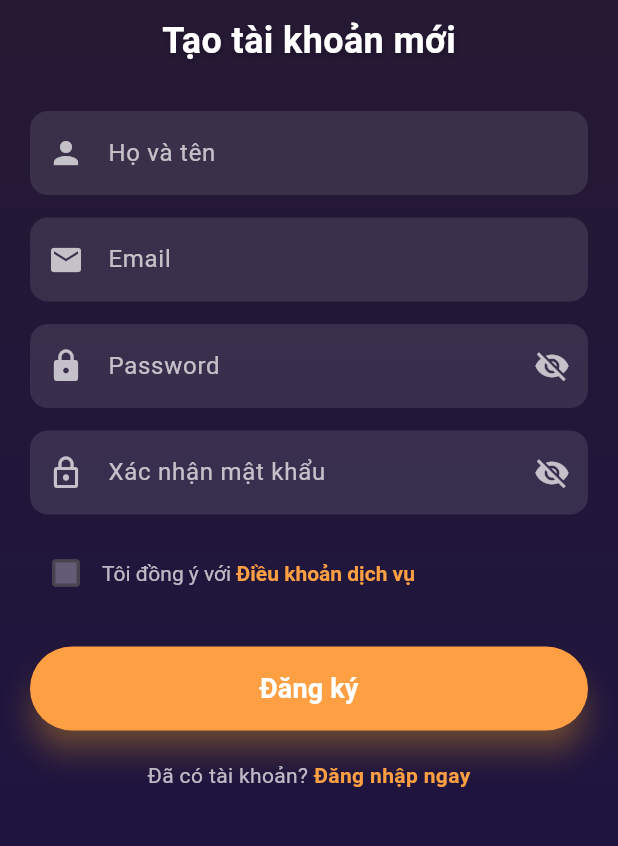
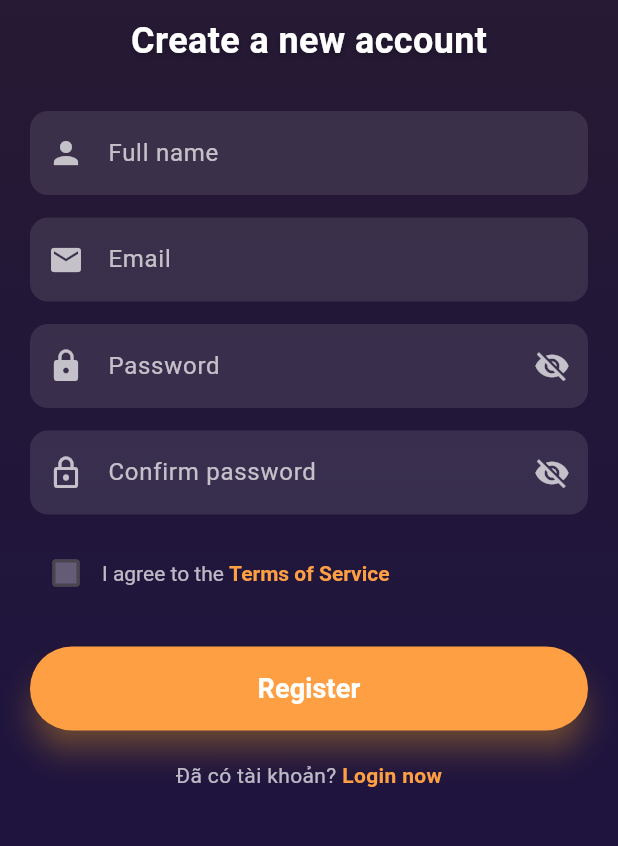
Before and after one commit to DangHuy04/fitleveling-mobile, a Flutter app: the SignupScreen screen opened directly, on a phone screen of 412 x 824 dp, the part 264-1110 px from its top. Run offline on Flutter 3.47's test engine with Material 3 defaults, Android fonts, the phone set to English and light mode, and no system bars.

Commit message:
fix : Sua lai file ngon ngu

```diff
--- a/fitleveling/lib/l10n/app_localizations.dart
+++ b/fitleveling/lib/l10n/app_localizations.dart
@@ -32,7 +32,7 @@ class AppLocalizations {
   String get email => _localizedStrings['email'] ?? 'Email';
   String get password => _localizedStrings['password'] ?? 'Password';
   String get dontHaveAccount =>
-      _localizedStrings['dontHaveAccount'] ?? "Don't have an account? Sign up";
+      _localizedStrings['dontHaveAccount'] ?? "Don't have an account? ";
 
   // Thêm các thông báo lỗi
   String get emptyFields => _localizedStrings['emptyFields'] ?? 'Fields cannot be empty';
@@ -66,6 +66,7 @@ class AppLocalizations {
   String get alreadyHaveAccount =>
       _localizedStrings['alreadyHaveAccount'] ?? 'Already have an account? ';
   String get loginNow => _localizedStrings['loginNow'] ?? 'Login now';
+  String get error => _localizedStrings['error'] ?? 'Error !';
 }
 
 class _AppLocalizationsDelegate extends LocalizationsDelegate<AppLocalizations> {
--- a/fitleveling/lib/l10n/app_localizations_vi.arb
+++ /dev/null
@@ -1,26 +0,0 @@
-{
-  "email": "Email",
-  "password": "Mật khẩu",
-  "login": "Đăng nhập",
-  "emptyFields": "Email và mật khẩu không được để trống",
-  "invalidEmail": "Vui lòng nhập email hợp lệ",
-  "shortPassword": "Mật khẩu phải có ít nhất 8 ký tự",
-
-  // Chuỗi mới cho đăng ký
-  "fullName": "Họ và tên",
-  "confirmPassword": "Xác nhận mật khẩu",
-  "passwordMismatch": "Mật khẩu xác nhận không khớp",
-  "termsAgree": "Tôi đồng ý với ",
-  "termsOfService": "Điều khoản dịch vụ",
-  "register": "Đăng ký",
-  "alreadyHaveAccount": "Đã có tài khoản? ",
-  "loginNow": "Đăng nhập ngay",
-  "createNewAccount": "Tạo tài khoản mới",
-  "dontHaveAccount": "Chưa có tài khoản? ",
-  "signUpNow": "Đăng ký ngay",
-  "forgotPassword": "Quên mật khẩu?",
-  "orLoginWith": "Hoặc đăng nhập với",
-  "termsRequired": "Vui lòng đồng ý với điều khoản dịch vụ"
-  "registerSuccess": "Đăng ký thành công! Vui lòng đăng nhập.",
-  "registerFailed": "Đăng ký thất bại"
-}
--- a/fitleveling/lib/l10n/app_localizations_vi.dart
+++ b/fitleveling/lib/l10n/app_localizations_vi.dart
@@ -3,8 +3,24 @@ const Map<String, String> appLocalizationsVi = {
   'signUp': 'Đăng ký',
   "email": "Email",
   "password": "Mật khẩu",
-  "dontHaveAccount": "Bạn chưa có tài khoản? Đăng ký ngay",
+  "dontHaveAccount": "Bạn chưa có tài khoản? ",
   'emptyFields': 'Không được để trống các trường',
   'invalidEmail': 'Định dạng email không hợp lệ',
   'shortPassword': 'Mật khẩu phải có ít nhất 8 ký tự',
+  "fullName": "Họ và tên",
+  "confirmPassword": "Xác nhận mật khẩu",
+  "passwordMismatch": "Mật khẩu xác nhận không khớp",
+  "termsAgree": "Tôi đồng ý với ",
+  "termsOfService": "Điều khoản dịch vụ",
+  "register": "Đăng ký",
+  "alreadyHaveAccount": "Đã có tài khoản? ",
+  "loginNow": "Đăng nhập ngay",
+  "createNewAccount": "Tạo tài khoản mới",
+  "signUpNow": "Đăng ký ngay",
+  "forgotPassword": "Quên mật khẩu?",
+  "orLoginWith": "Hoặc đăng nhập với",
+  "termsRequired": "Vui lòng đồng ý với điều khoản dịch vụ",
+  "registerSuccess": "Đăng ký thành công! Vui lòng đăng nhập.",
+  "registerFailed": "Đăng ký thất bại",
+  "error": "Lỗi !"
 };
--- a/fitleveling/lib/screens/signup_screen.dart
+++ b/fitleveling/lib/screens/signup_screen.dart
@@ -1,7 +1,6 @@
 import 'package:flutter/material.dart';
 import '../main.dart';
 import 'package:fitleveling/l10n/app_localizations.dart';
-import 'login_screen.dart';
 
 class SignupScreen extends StatefulWidget {
   const SignupScreen({super.key});
@@ -66,13 +65,13 @@ class SignupScreenState extends State<SignupScreen> {
 
     // Kiểm tra mật khẩu khớp nhau
     if (password != confirmPassword) {
-      showErrorDialog("Mật khẩu xác nhận không khớp"); // Thay t.passwordMismatch
+      showErrorDialog(t.passwordMismatch);
       return;
     }
 
     // Kiểm tra đã đồng ý điều khoản
     if (!_acceptTerms) {
-      showErrorDialog("Vui lòng đồng ý với điều khoản dịch vụ"); // Thay t.termsRequired
+      showErrorDialog(t.termsRequired);
       return;
     }
 
@@ -82,15 +81,14 @@ class SignupScreenState extends State<SignupScreen> {
     });
 
     try {
-      // TODO: Thực hiện gọi API đăng ký tài khoản
       await Future.delayed(const Duration(seconds: 2)); // Giả lập thời gian gọi API
 
       // Nếu thành công, chuyển về màn hình đăng nhập hoặc vào app luôn
       if (mounted) {
         // Hiển thị thông báo thành công
         ScaffoldMessenger.of(context).showSnackBar(
-          const SnackBar(
-            content: Text("Đăng ký thành công! Vui lòng đăng nhập."), // Thay t.registerSuccess
+          SnackBar(
+            content: Text(t.registerSuccess),
             backgroundColor: Colors.green,
           ),
         );
@@ -98,7 +96,7 @@ class SignupScreenState extends State<SignupScreen> {
         Navigator.pop(context);
       }
     } catch (e) {
-      showErrorDialog("Đăng ký thất bại: ${e.toString()}"); // Thay t.registerFailed
+      showErrorDialog("t.registerFailed: ${e.toString()}");
     } finally {
       if (mounted) {
         setState(() {
@@ -199,9 +197,9 @@ class SignupScreenState extends State<SignupScreen> {
                     Image.asset('assets/logo.png', height: 100),
 
                     const SizedBox(height: 10),
-                    const Text(
-                      "Tạo tài khoản mới", // Thay t.createNewAccount
-                      style: TextStyle(
+                    Text(
+                      t.createNewAccount,
+                      style: const TextStyle(
                         fontSize: 24,
                         fontWeight: FontWeight.bold,
                         color: Colors.white,
@@ -228,7 +226,7 @@ class SignupScreenState extends State<SignupScreen> {
                             keyboardType: TextInputType.name,
                             onSubmitted: (_) => FocusScope.of(context).requestFocus(emailFocusNode),
                             decoration: InputDecoration(
-                              hintText: "Họ và tên", // Thay t.fullName
+                              hintText: t.fullName,
                               prefixIcon: const Icon(Icons.person, color: Colors.white70),
                               filled: true,
                               fillColor: Colors.white10,
@@ -303,7 +301,7 @@ class SignupScreenState extends State<SignupScreen> {
                             focusNode: confirmPasswordFocusNode,
                             obscureText: _obscureConfirmPassword,
                             decoration: InputDecoration(
-                              hintText: "Xác nhận mật khẩu", // Thay t.confirmPassword
+                              hintText: t.confirmPassword,
                               prefixIcon: const Icon(Icons.lock_outline, color: Colors.white70),
                               suffixIcon: IconButton(
                                 icon: Icon(
@@ -338,8 +336,8 @@ class SignupScreenState extends State<SignupScreen> {
                                     _acceptTerms = value ?? false;
                                   });
                                 },
-                                fillColor: MaterialStateProperty.resolveWith(
-                                  (states) => states.contains(MaterialState.selected)
+                                fillColor: WidgetStateProperty.resolveWith(
+                                  (states) => states.contains(WidgetState.selected)
                                     ? const Color(0xFFFF9F43)
                                     : Colors.white30,
                                 ),
@@ -352,13 +350,13 @@ class SignupScreenState extends State<SignupScreen> {
                                     });
                                   },
                                   child: RichText(
-                                    text: const TextSpan(
-                                      text: "Tôi đồng ý với ", // Thay t.termsAgree
-                                      style: TextStyle(color: Colors.white70),
+                                    text: TextSpan(
+                                      text: t.termsAgree,
+                                      style: const TextStyle(color: Colors.white70),
                                       children: [
                                         TextSpan(
-                                          text: "Điều khoản dịch vụ", // Thay t.termsOfService
-                                          style: TextStyle(
+                                          text: t.termsOfService,
+                                          style: const TextStyle(
                                             color: Color(0xFFFF9F43),
                                             fontWeight: FontWeight.bold,
                                           ),
@@ -398,9 +396,9 @@ class SignupScreenState extends State<SignupScreen> {
                                       strokeWidth: 2,
                                     ),
                                   )
-                                : const Text(
-                                    "Đăng ký", // Thay t.register
-                                    style: TextStyle(
+                                : Text(
+                                    t.register,
+                                    style: const TextStyle(
                                       fontSize: 18,
                                       color: Colors.white,
                                       fontWeight: FontWeight.bold,
@@ -423,9 +421,9 @@ class SignupScreenState extends State<SignupScreen> {
                                   // Quay lại màn hình đăng nhập
                                   Navigator.of(context).pop();
                                 },
-                                child: const Text(
-                                  "Đăng nhập ngay", // Thay t.loginNow
-                                  style: TextStyle(
+                                child: Text(
+                                  t.loginNow,
+                                  style: const TextStyle(
                                     color: Color(0xFFFF9F43),
                                     fontWeight: FontWeight.bold,
                                   ),
```
Also changed, not shown: fitleveling/lib/l10n/app_localizations_en.arb (deleted, +0 -26 lines), fitleveling/lib/screens/login_screen.dart (+24 -25 lines).
